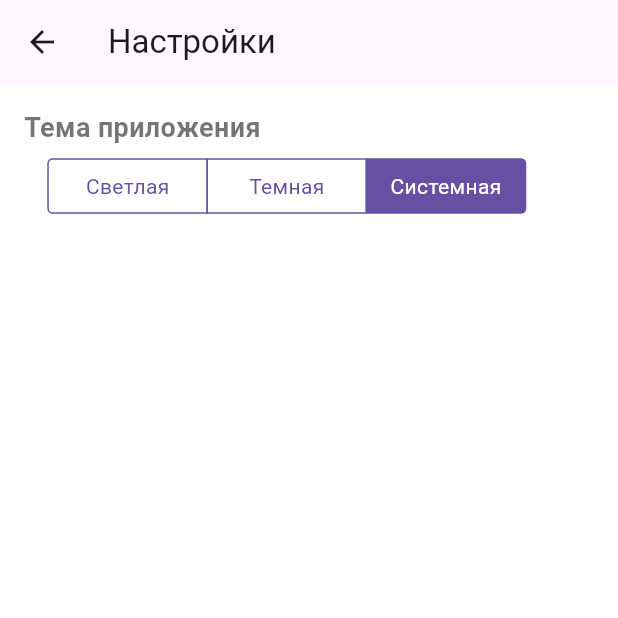
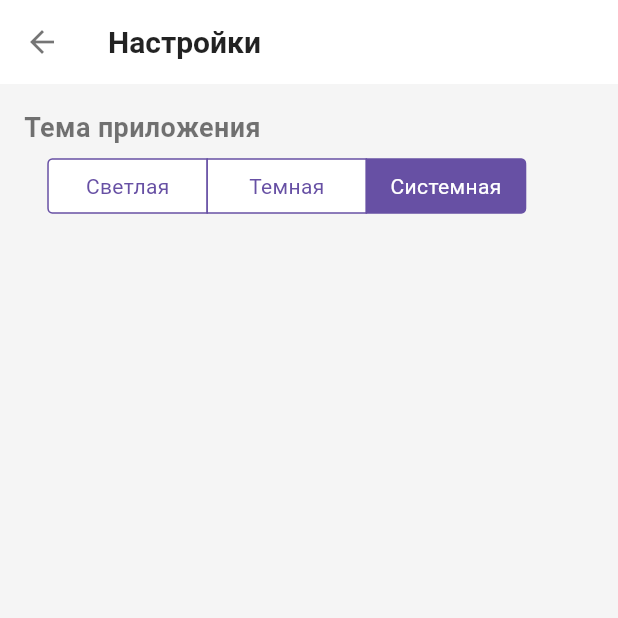
Before and after one commit to ikarelin/rick_and_morty, a Flutter app: the SettingsScreen screen opened directly, on a phone screen of 412 x 824 dp, the top half of it. Run offline on Flutter 3.47's test engine with Material 3 defaults, Android fonts, the phone set to English and light mode, and no system bars; our stand-ins replace equatable, flutter_riverpod, hive, hive_flutter; accounts and stored records are empty; network calls fail.

```diff
--- a/lib/core/theme/app_theme.dart
+++ b/lib/core/theme/app_theme.dart
@@ -1,63 +1,64 @@
 import 'package:flutter/material.dart';
 
 class AppTheme {
-  // Светлая тема
   static final ThemeData lightTheme = ThemeData(
     brightness: Brightness.light,
-    primaryColor: Colors.blueAccent, // Основной цвет для активных элементов
-    scaffoldBackgroundColor: Colors.white, // Фон экрана
-    cardColor: Colors.grey[100], // Цвет карточек персонажей
-    dividerColor: Colors.grey[300], // Цвет разделителей
-    iconTheme: const IconThemeData(
-      color: Colors.black87, // Цвет иконок
+    primaryColor: Colors.blueAccent,
+    cardColor: Colors.white,
+    scaffoldBackgroundColor: Colors.grey[100],
+    dividerColor: Colors.grey,
+    iconTheme: const IconThemeData(color: Colors.black54),
+    textTheme: const TextTheme(
+      headlineSmall: TextStyle(
+        fontSize: 16,
+        color: Colors.black87,
+        fontWeight: FontWeight.w600,
+      ),
+      bodyMedium: TextStyle(fontSize: 14, color: Colors.black54),
     ),
-    textTheme: const TextTheme(
-      bodyLarge: TextStyle(color: Colors.black87, fontSize: 16),
-      bodyMedium: TextStyle(color: Colors.black54, fontSize: 14),
-      headlineSmall: TextStyle(
+    appBarTheme: const AppBarTheme(
+      backgroundColor: Colors.white,
+      elevation: 0,
+      titleTextStyle: TextStyle(
         color: Colors.black87,
         fontSize: 20,
         fontWeight: FontWeight.bold,
       ),
-      labelSmall: TextStyle(
-        color: Colors.black54,
-        fontSize: 10,
-      ), // Для навигации
-    ),
-    bottomNavigationBarTheme: BottomNavigationBarThemeData(
-      backgroundColor: Colors.white.withOpacity(0.3), // Полупрозрачный фон
-      selectedItemColor: Colors.blueAccent,
-      unselectedItemColor: Colors.black54.withOpacity(0.5),
+      iconTheme: IconThemeData(color: Colors.black54),
     ),
   );
 
-  // Темная тема
   static final ThemeData darkTheme = ThemeData(
     brightness: Brightness.dark,
-    primaryColor: Colors.blueAccent, // Сохраняем тот же основной цвет
-    scaffoldBackgroundColor: Colors.grey[900], // Темный фон
-    cardColor: Colors.grey[800], // Цвет карточек в темной теме
-    dividerColor: Colors.grey[700], // Цвет разделителей
-    iconTheme: const IconThemeData(
-      color: Colors.white70, // Цвет иконок
+    primaryColor: Colors.blueAccent[200],
+    cardColor: Colors.grey[800], // Более светлый серый для контраста
+    scaffoldBackgroundColor: Colors.grey[950], // Легкий оттенок вместо черного
+    dividerColor: Colors.grey[800],
+    iconTheme: const IconThemeData(color: Colors.white70),
+    textTheme: const TextTheme(
+      headlineSmall: TextStyle(
+        fontSize: 16,
+        color: Colors.white,
+        fontWeight: FontWeight.w600,
+      ),
+      bodyMedium: TextStyle(fontSize: 14, color: Colors.white60),
     ),
-    textTheme: const TextTheme(
-      bodyLarge: TextStyle(color: Colors.white70, fontSize: 16),
-      bodyMedium: TextStyle(color: Colors.white60, fontSize: 14),
-      headlineSmall: TextStyle(
-        color: Colors.white70,
+    appBarTheme: AppBarTheme(
+      backgroundColor: Colors.grey[900],
+      elevation: 1,
+      titleTextStyle: const TextStyle(
+        color: Colors.white,
         fontSize: 20,
         fontWeight: FontWeight.bold,
       ),
-      labelSmall: TextStyle(
-        color: Colors.white60,
-        fontSize: 10,
-      ), // Для навигации
+      iconTheme: const IconThemeData(color: Colors.white70),
     ),
-    bottomNavigationBarTheme: BottomNavigationBarThemeData(
-      backgroundColor: Colors.black.withOpacity(0.3), // Полупрозрачный фон
-      selectedItemColor: Colors.blueAccent,
-      unselectedItemColor: Colors.white60.withOpacity(0.5),
+    cardTheme: CardThemeData(
+      elevation: 8, // Увеличиваем тень
+      shape: const RoundedRectangleBorder(
+        borderRadius: BorderRadius.all(Radius.circular(16)),
+      ),
+      margin: const EdgeInsets.symmetric(vertical: 8, horizontal: 16),
     ),
   );
 }
```
Also changed, not shown: lib/core/widgets/character_card.dart (+81 -26 lines), lib/features/characters/domain/providers/character_provider.dart (+36 -24 lines), lib/features/characters/presentation/screens/characters_screen.dart (+72 -9 lines).
